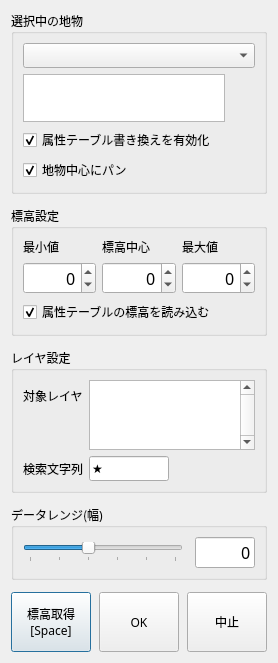
Before: the Qt Designer form demstyle_all_dialog_base.ui in tamaohome/qgis-demstyle-all, drawn with Qt 5.
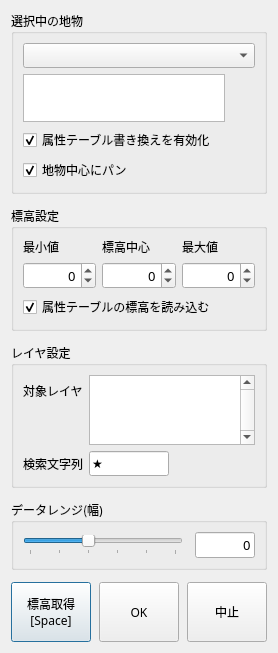
After: the same form once the commit is applied. Custom widgets are drawn as their Qt base class.

Commit message: ✨ feat(ui): ツールチップを追加、フォントサイズを調整

The edit to the form file:
```diff
--- a/demstyle_all_dialog_base.ui
+++ b/demstyle_all_dialog_base.ui
@@ -131,7 +131,7 @@
         <property name="font">
          <font>
           <family>ＭＳ ゴシック</family>
-          <pointsize>12</pointsize>
+          <pointsize>10</pointsize>
          </font>
         </property>
         <property name="alignment">
@@ -159,7 +159,7 @@
         <property name="font">
          <font>
           <family>ＭＳ ゴシック</family>
-          <pointsize>12</pointsize>
+          <pointsize>10</pointsize>
          </font>
         </property>
         <property name="frame">
@@ -207,7 +207,7 @@
         <property name="font">
          <font>
           <family>ＭＳ ゴシック</family>
-          <pointsize>12</pointsize>
+          <pointsize>10</pointsize>
          </font>
         </property>
         <property name="alignment">
@@ -410,7 +410,7 @@
         <property name="font">
          <font>
           <family>ＭＳ ゴシック</family>
-          <pointsize>12</pointsize>
+          <pointsize>10</pointsize>
          </font>
         </property>
         <property name="text">
```
Left out of the diff: 3 changed lines with no effect on the pictures.
